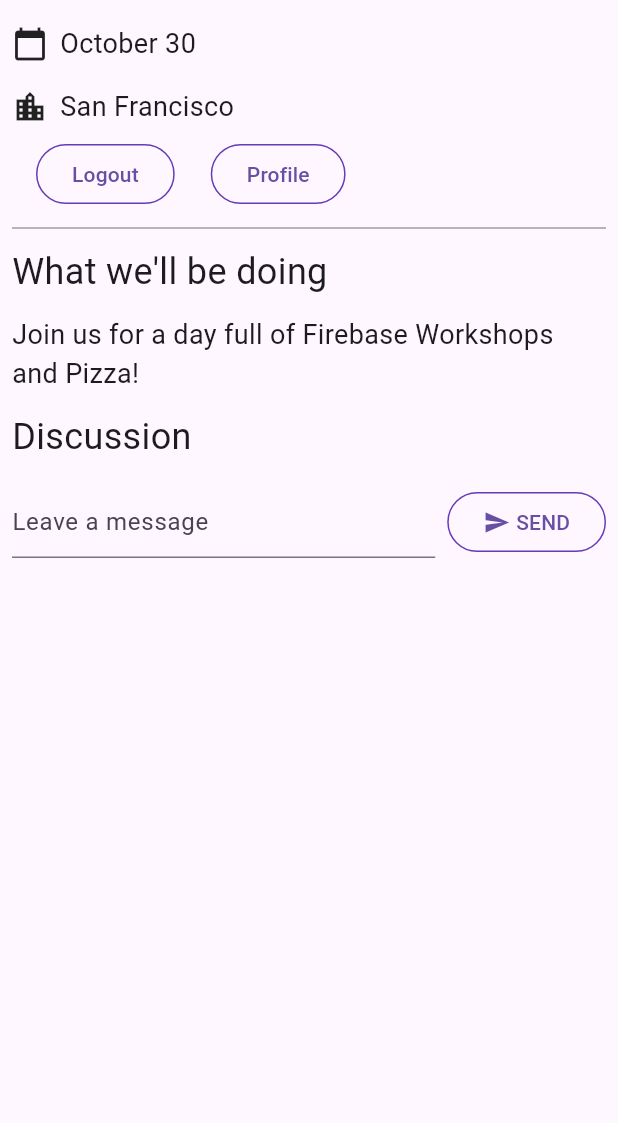
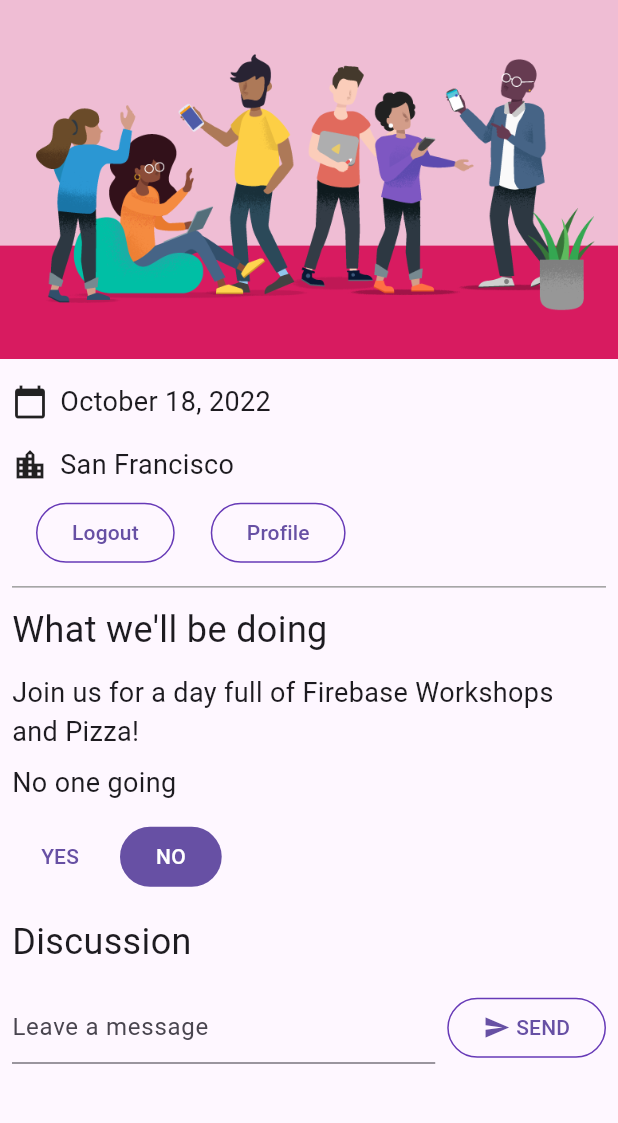
Before and after one commit to JaredTrujillo01/Tarea7_Firebase, a Flutter app: the screen it shows once a user with an empty profile is signed in, on a phone screen of 412 x 824 dp, the part 84-1207 px from its top. Run offline on Flutter 3.47's test engine with Material 3 defaults, Android fonts, the phone set to English and light mode, and no system bars; our stand-ins replace cloud_firestore, firebase_auth, firebase_core, go_router, google_fonts; missing offline and left inert: firebase_ui_auth; accounts and stored records are empty.

Commit message:
Tarea Terminada

```diff
--- a/lib/app_state.dart
+++ b/lib/app_state.dart
@@ -1,14 +1,16 @@
+import 'dart:async';
+
 import 'package:cloud_firestore/cloud_firestore.dart';
 import 'package:firebase_auth/firebase_auth.dart'
     hide EmailAuthProvider, PhoneAuthProvider;
 import 'package:firebase_core/firebase_core.dart';
 import 'package:firebase_ui_auth/firebase_ui_auth.dart';
 import 'package:flutter/material.dart';
-import 'package:flutter_tarea7_firebase/firebase_options%5B1%5D.dart';
-import 'dart:async';
+
+import 'firebase_options.dart';
 import 'guest_book_message.dart';
 
-//import 'firebase_options.dart';
+enum Attending { yes, no, unknown }
 
 class ApplicationState extends ChangeNotifier {
   ApplicationState() {
@@ -16,11 +18,60 @@ class ApplicationState extends ChangeNotifier {
   }
 
   bool _loggedIn = false;
+
   bool get loggedIn => _loggedIn;
+
+  bool _emailVerified = false;
+
+  bool get emailVerified => _emailVerified;
 
   StreamSubscription<QuerySnapshot>? _guestBookSubscription;
   List<GuestBookMessage> _guestBookMessages = [];
+
   List<GuestBookMessage> get guestBookMessages => _guestBookMessages;
+
+  int _attendees = 0;
+
+  int get attendees => _attendees;
+
+  static Map<String, dynamic> defaultValues = <String, dynamic>{
+    'event_date': 'October 18, 2022',
+    'enable_free_swag': false,
+    'call_to_action': 'Join us for a day full of Firebase Workshops and Pizza!',
+  };
+
+  // ignoring lints on these fields since we are modifying them in a different
+  // part of the codelab
+  // ignore: prefer_final_fields
+  bool _enableFreeSwag = defaultValues['enable_free_swag'] as bool;
+
+  bool get enableFreeSwag => _enableFreeSwag;
+
+  // ignore: prefer_final_fields
+  String _eventDate = defaultValues['event_date'] as String;
+
+  String get eventDate => _eventDate;
+
+  // ignore: prefer_final_fields
+  String _callToAction = defaultValues['call_to_action'] as String;
+
+  String get callToAction => _callToAction;
+
+  Attending _attending = Attending.unknown;
+  StreamSubscription<DocumentSnapshot>? _attendingSubscription;
+
+  Attending get attending => _attending;
+
+  set attending(Attending attending) {
+    final userDoc = FirebaseFirestore.instance
+        .collection('attendees')
+        .doc(FirebaseAuth.instance.currentUser!.uid);
+    if (attending == Attending.yes) {
+      userDoc.set(<String, dynamic>{'attending': true});
+    } else {
+      userDoc.set(<String, dynamic>{'attending': false});
+    }
+  }
 
   Future<void> init() async {
     await Firebase.initializeApp(
@@ -30,9 +81,19 @@ class ApplicationState extends ChangeNotifier {
       EmailAuthProvider(),
     ]);
 
+    FirebaseFirestore.instance
+        .collection('attendees')
+        .where('attending', isEqualTo: true)
+        .snapshots()
+        .listen((snapshot) {
+      _attendees = snapshot.docs.length;
+      notifyListeners();
+    });
+
     FirebaseAuth.instance.userChanges().listen((user) {
       if (user != null) {
         _loggedIn = true;
+        _emailVerified = user.emailVerified;
         _guestBookSubscription = FirebaseFirestore.instance
             .collection('guestbook')
             .orderBy('timestamp', descending: true)
@@ -49,13 +110,41 @@ class ApplicationState extends ChangeNotifier {
           }
           notifyListeners();
         });
+        _attendingSubscription = FirebaseFirestore.instance
+            .collection('attendees')
+            .doc(user.uid)
+            .snapshots()
+            .listen((snapshot) {
+          if (snapshot.data() != null) {
+            if (snapshot.data()!['attending'] as bool) {
+              _attending = Attending.yes;
+            } else {
+              _attending = Attending.no;
+            }
+          } else {
+            _attending = Attending.unknown;
+          }
+          notifyListeners();
+        });
       } else {
         _loggedIn = false;
+        _emailVerified = false;
         _guestBookMessages = [];
         _guestBookSubscription?.cancel();
+        _attendingSubscription?.cancel();
       }
       notifyListeners();
     });
+  }
+
+  Future<void> refreshLoggedInUser() async {
+    final currentUser = FirebaseAuth.instance.currentUser;
+
+    if (currentUser == null) {
+      return;
+    }
+
+    await currentUser.reload();
   }
 
   Future<DocumentReference> addMessageToGuestBook(String message) {
--- a/lib/guest_book.dart
+++ b/lib/guest_book.dart
@@ -1,13 +1,17 @@
 import 'dart:async';
-
 import 'package:flutter/material.dart';
-
 import 'src/widgets.dart';
+import 'guest_book_message.dart';
 
 class GuestBook extends StatefulWidget {
-  const GuestBook({required this.addMessage, super.key});
+  const GuestBook({
+    super.key,
+    required this.addMessage,
+    required this.messages,
+  });
 
   final FutureOr<void> Function(String message) addMessage;
+  final List<GuestBookMessage> messages;
 
   @override
   State<GuestBook> createState() => _GuestBookState();
@@ -19,7 +23,10 @@ class _GuestBookState extends State<GuestBook> {
 
   @override
   Widget build(BuildContext context) {
-    return Padding(
+    return Column(
+      crossAxisAlignment: CrossAxisAlignment.start,
+      children: [
+        Padding(
           padding: const EdgeInsets.all(8.0),
           child: Form(
             key: _formKey,
@@ -58,6 +65,12 @@ class _GuestBookState extends State<GuestBook> {
               ],
             ),
           ),
+        ),
+        const SizedBox(height: 8),
+        for (var message in widget.messages)
+          Paragraph('${message.name}: ${message.message}'),
+        const SizedBox(height: 8),
+      ],
     );
   }
 }
--- a/lib/home_page.dart
+++ b/lib/home_page.dart
@@ -6,6 +6,7 @@ import 'package:flutter/material.dart'; // new
 import 'package:flutter_tarea7_firebase/app_state.dart';
 import 'package:flutter_tarea7_firebase/app_state.dart';
 import 'package:flutter_tarea7_firebase/guest_book.dart';
+import 'package:flutter_tarea7_firebase/yes_no_selection.dart';
 import 'package:provider/provider.dart'; // new
 import 'app_state.dart';
 import 'guest_book.dart'; // new                       // new
@@ -25,17 +26,20 @@ class HomePage extends StatelessWidget {
         children: <Widget>[
           Image.asset('assets/codelab.png'),
           const SizedBox(height: 8),
-          const IconAndDetail(Icons.calendar_today, 'October 30'),
+          Consumer<ApplicationState>(
+            builder: (context, appState, _) =>
+                IconAndDetail(Icons.calendar_today, appState.eventDate),
+          ),
           const IconAndDetail(Icons.location_city, 'San Francisco'),
-          // Add from here
           Consumer<ApplicationState>(
             builder: (context, appState, _) => AuthFunc(
-                loggedIn: appState.loggedIn,
-                signOut: () {
-                  FirebaseAuth.instance.signOut();
-                }),
+              loggedIn: appState.loggedIn,
+              signOut: () {
+                FirebaseAuth.instance.signOut();
+              },
+              enableFreeSwag: appState.enableFreeSwag,
+            ),
           ),
-          // to here
           const Divider(
             height: 8,
             thickness: 1,
@@ -44,18 +48,30 @@ class HomePage extends StatelessWidget {
             color: Colors.grey,
           ),
           const Header("What we'll be doing"),
-          const Paragraph(
-            'Join us for a day full of Firebase Workshops and Pizza!',
+          Consumer<ApplicationState>(
+            builder: (context, appState, _) => Paragraph(
+              appState.callToAction,
+            ),
           ),
           Consumer<ApplicationState>(
             builder: (context, appState, _) => Column(
               crossAxisAlignment: CrossAxisAlignment.start,
               children: [
+                switch (appState.attendees) {
+                  1 => const Paragraph('1 person going'),
+                  >= 2 => Paragraph('${appState.attendees} people going'),
+                  _ => const Paragraph('No one going'),
+                },
                 if (appState.loggedIn) ...[
+                  YesNoSelection(
+                    state: appState.attending,
+                    onSelection: (attending) => appState.attending = attending,
+                  ),
                   const Header('Discussion'),
                   GuestBook(
                     addMessage: (message) =>
                         appState.addMessageToGuestBook(message),
+                    messages: appState.guestBookMessages,
                   ),
                 ],
               ],
--- a/lib/main.dart
+++ b/lib/main.dart
@@ -14,7 +14,6 @@ void main() {
   ));
 }
 
-// Add GoRouter configuration outside the App class
 final _router = GoRouter(
   routes: [
     GoRoute(
@@ -89,9 +88,7 @@ final _router = GoRouter(
     ),
   ],
 );
-// end of GoRouter configuration
 
-// Change MaterialApp to MaterialApp.router and add the routerConfig
 class App extends StatelessWidget {
   const App({super.key});
 
--- a/lib/src/authentication.dart
+++ b/lib/src/authentication.dart
@@ -12,6 +12,7 @@ class AuthFunc extends StatelessWidget {
     super.key,
     required this.loggedIn,
     required this.signOut,
+    required bool enableFreeSwag,
   });
 
   final bool loggedIn;
--- /dev/null
+++ b/lib/yes_no_selection.dart
@@ -0,0 +1,72 @@
+import 'package:flutter/material.dart';
+
+import 'app_state.dart';
+import 'src/widgets.dart';
+
+class YesNoSelection extends StatelessWidget {
+  const YesNoSelection({
+    super.key,
+    required this.state,
+    required this.onSelection,
+  });
+
+  final Attending state;
+  final void Function(Attending selection) onSelection;
+
+  @override
+  Widget build(BuildContext context) {
+    switch (state) {
+      case Attending.yes:
+        return Padding(
+          padding: const EdgeInsets.all(8.0),
+          child: Row(
+            children: [
+              FilledButton(
+                onPressed: () => onSelection(Attending.yes),
+                child: const Text('YES'),
+              ),
+              const SizedBox(width: 8),
+              TextButton(
+                onPressed: () => onSelection(Attending.no),
+                child: const Text('NO'),
+              ),
+            ],
+          ),
+        );
+      case Attending.no:
+        return Padding(
+          padding: const EdgeInsets.all(8.0),
+          child: Row(
+            children: [
+              TextButton(
+                onPressed: () => onSelection(Attending.yes),
+                child: const Text('YES'),
+              ),
+              const SizedBox(width: 8),
+              FilledButton(
+                onPressed: () => onSelection(Attending.no),
+                child: const Text('NO'),
+              ),
+            ],
+          ),
+        );
+      default:
+        return Padding(
+          padding: const EdgeInsets.all(8.0),
+          child: Row(
+            children: [
+              StyledButton(
+                onPressed: () => onSelection(Attending.yes),
+                child: const Text('YES'),
+              ),
+              const SizedBox(width: 8),
+              StyledButton(
+                onPressed: () => onSelection(Attending.no),
+                child: const Text('NO'),
+              ),
+            ],
+          ),
+        );
+    }
+  }
+}
--- a/pubspec.yaml
+++ b/pubspec.yaml
@@ -24,3 +24,5 @@ dev_dependencies:
 
 flutter:
   uses-material-design: true
+  assets:
+    - assets/codelab.png
```
Also changed, not shown: lib/firebase_options.dart (added). Lines whose indentation alone changed are shown as unchanged.
